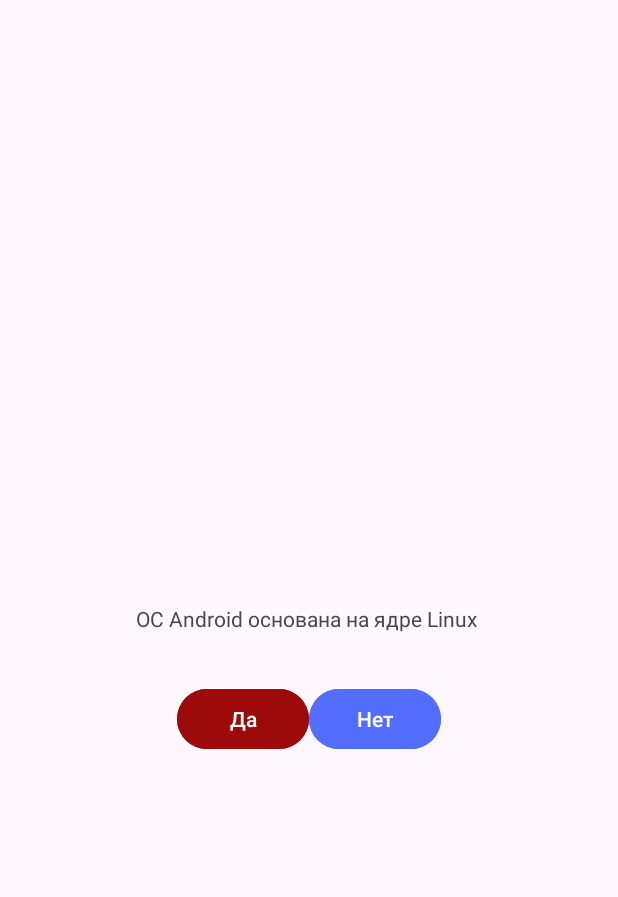
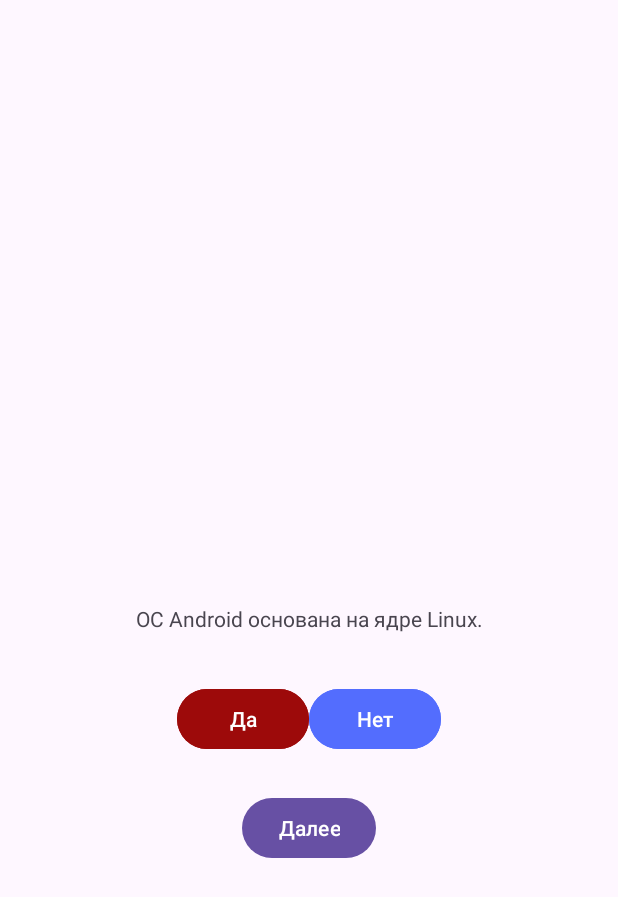
Before and after one commit to Krasnikova-4/DroidQuest, an Android app: the screen it shows after launch (QuestActivity), after a tap on "Да", on a phone screen of 412 x 824 dp. Shown: the top 897 px of the screen. Run offline under Robolectric (Android 15) with nearby library versions, the phone set to English and light mode, and no system bars.

Commit message:
Android и модель MVC

```diff
--- a/app/src/main/AndroidManifest.xml
+++ b/app/src/main/AndroidManifest.xml
@@ -21,6 +21,7 @@
                 <category android:name="android.intent.category.LAUNCHER" />
             </intent-filter>
         </activity>
+        <activity android:name=".Question" />
     </application>
 
 </manifest>
--- a/app/src/main/java/com/example/driodquest/QuestActivity.java
+++ b/app/src/main/java/com/example/driodquest/QuestActivity.java
@@ -3,6 +3,7 @@ package com.example.driodquest;
 import android.os.Bundle;
 import android.view.View;
 import android.widget.Button;
+import android.widget.TextView;
 import android.widget.Toast;
 
 import androidx.activity.EdgeToEdge;
@@ -14,7 +15,32 @@ import androidx.core.view.WindowInsetsCompat;
 public class QuestActivity extends AppCompatActivity {
     private Button mTrueButton;
     private Button mFalseButton;
+    private Button mNextButton;
+    private TextView mQuestionTextView;
 
+    private Question[] mQuestionBank = new Question[] {
+            new Question(R.string.question_android, true),
+            new Question(R.string.question_linear, false),
+            new Question(R.string.question_service, false),
+            new Question(R.string.question_res, true),
+            new Question(R.string.question_manifest, true),
+    };
+    private int mCurrentIndex = 0;
+    private void updateQuestion() {
+        int question = mQuestionBank[mCurrentIndex].getTextResId();
+        mQuestionTextView.setText(question);
+    }
+    private void checkAnswer(boolean userPressedTrue) {
+        boolean answerIsTrue =
+                mQuestionBank[mCurrentIndex].isAnswerTrue();
+        int messageResId = 0;
+        if (userPressedTrue == answerIsTrue) {
+            messageResId = R.string.correct_toast;
+        } else {
+            messageResId = R.string.incorrect_toast;
+        }
+        Toast.makeText(this, messageResId, Toast.LENGTH_SHORT).show();
+    }
     @Override
     protected void onCreate(Bundle savedInstanceState) {
         super.onCreate(savedInstanceState);
@@ -25,21 +51,36 @@ public class QuestActivity extends AppCompatActivity {
             v.setPadding(systemBars.left, systemBars.top, systemBars.right, systemBars.bottom);
             return insets;
         });
+            mQuestionTextView =
+                    (TextView) findViewById(R.id.question_text_view);
+
+
+
         mTrueButton = (Button) findViewById(R.id.true_button);
         mTrueButton.setOnClickListener(new View.OnClickListener() {
             @Override
             public void onClick(View view) {
-                Toast.makeText(QuestActivity.this, R.string.incorrect_toast,
-                        Toast.LENGTH_SHORT).show();
+               checkAnswer(true);
             }
         });
         mFalseButton = (Button) findViewById(R.id.false_button);
         mFalseButton.setOnClickListener(new View.OnClickListener() {
             @Override
             public void onClick(View view) {
-                Toast.makeText(QuestActivity.this, R.string.correct_toast, Toast.LENGTH_SHORT).show();
+                checkAnswer(false);
             }
         });
+        mNextButton = (Button)findViewById(R.id.next_button);
+        mNextButton.setOnClickListener(new View.OnClickListener() {
+            @Override
+            public void onClick(View v) {
+                mCurrentIndex = (mCurrentIndex + 1) % mQuestionBank.length;
+                updateQuestion();
+            }
+        });
+
+        updateQuestion();
+
 
     }
 
--- /dev/null
+++ b/app/src/main/java/com/example/driodquest/Question.java
@@ -0,0 +1,24 @@
+package com.example.driodquest;
+
+public class Question {
+    private int mTextResId;
+    private boolean mAnswerTrue;
+    public Question(int textResId, boolean answerTrue) {
+        mTextResId = textResId;
+        mAnswerTrue = answerTrue;
+
+
+    }
+    public int getTextResId() {
+        return mTextResId;
+    }
+    public void setTextResId(int textResId) {
+        mTextResId = textResId;
+    }
+    public boolean isAnswerTrue() {
+        return mAnswerTrue;
+    }
+    public void setAnswerTrue(boolean answerTrue) {
+        mAnswerTrue = answerTrue;
+    }
+}
--- a/app/src/main/res/layout/activity_quest.xml
+++ b/app/src/main/res/layout/activity_quest.xml
@@ -8,7 +8,7 @@
     tools:context=".QuestActivity">
 
     <TextView
-        android:id="@+id/textView"
+        android:id="@+id/question_text_view"
         android:layout_width="wrap_content"
         android:layout_height="wrap_content"
         android:padding="24dp"
@@ -19,30 +19,41 @@
         app:layout_constraintTop_toTopOf="parent" />
 
     <LinearLayout
+        android:id="@+id/linearLayout"
         android:layout_width="wrap_content"
         android:layout_height="wrap_content"
         android:layout_marginTop="9dp"
         android:orientation="horizontal"
         app:layout_constraintEnd_toEndOf="parent"
         app:layout_constraintStart_toStartOf="parent"
-        app:layout_constraintTop_toBottomOf="@+id/textView">
+        app:layout_constraintTop_toBottomOf="@+id/question_text_view">
 
         <Button
             android:id="@+id/true_button"
             android:layout_width="wrap_content"
             android:layout_height="wrap_content"
             android:backgroundTint="#9D0A0A"
-            android:text="@string/true_button"
-             />
+            android:text="@string/true_button" />
 
         <Button
             android:id="@+id/false_button"
             android:layout_width="wrap_content"
             android:layout_height="wrap_content"
             android:backgroundTint="#536DFE"
-            android:text="@string/false_button"
-             />
+            android:text="@string/false_button" />
 
     </LinearLayout>
 
+    <Button
+        android:id="@+id/next_button"
+        android:layout_width="wrap_content"
+        android:layout_height="wrap_content"
+        android:layout_marginTop="36dp"
+        android:layout_marginBottom="260dp"
+        android:text="@string/next_button"
+        app:layout_constraintBottom_toBottomOf="parent"
+        app:layout_constraintEnd_toEndOf="parent"
+        app:layout_constraintStart_toStartOf="parent"
+        app:layout_constraintTop_toBottomOf="@+id/linearLayout" />
+
 </androidx.constraintlayout.widget.ConstraintLayout>
--- a/app/src/main/res/values/strings.xml
+++ b/app/src/main/res/values/strings.xml
@@ -5,4 +5,16 @@
     <string name="false_button">Нет</string>
     <string name="correct_toast">"Верно!"</string>
     <string name="incorrect_toast">"Не верно!"</string>
+    <string name="next_button">Далее</string>
+    <string name="question_android">OC Android основана на ядре
+Linux.</string>
+    <string name="question_linear">Разметка LinearLayout позиционирует
+свои дочерние элементы в строки и столбцы.</string>
+    <string name="question_service">Компонент Android-приложения Service
+предоставляют доступ к данным.</string>
+    <string name="question_res">Ресурсы приложения содержатся в
+отдельном
+файле XML.</string>
+    <string name="question_manifest">AndroidManifest.xml предоставляет
+системе основную информацию о программе.</string>
 </resources>
```
